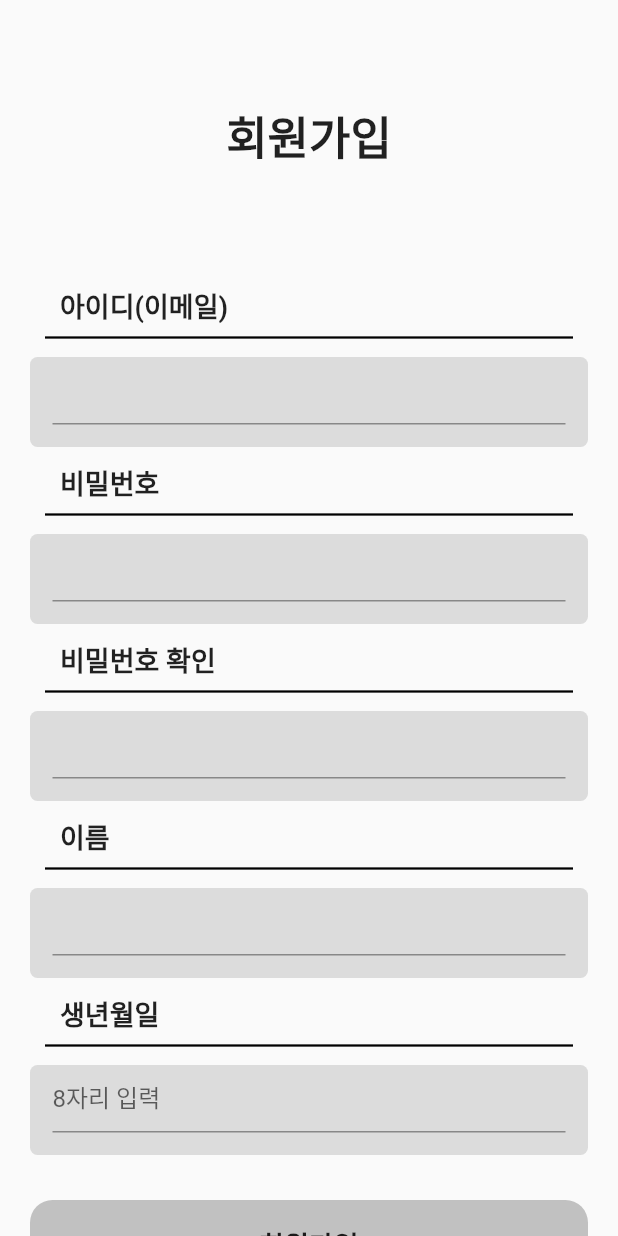
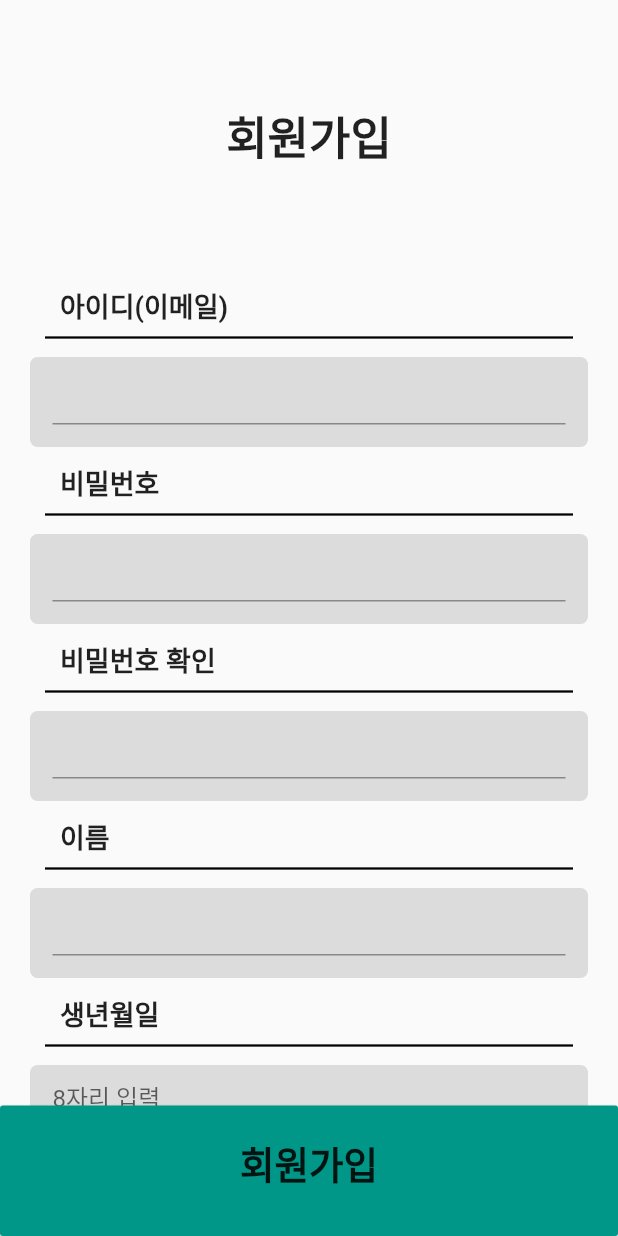
Before and after one commit to bengHak/flutter_tutorials, a Flutter app: the screen it shows after launch, after a tap on "이메일로 회원가입", on a phone screen of 412 x 824 dp. Run offline on Flutter 3.47's test engine with Material 2 defaults, Android fonts, the phone set to English and light mode, and no system bars; our stand-ins replace audioplayers, font_awesome_flutter, rflutter_alert.

Commit message:
rename files

```diff
--- a/voting_app/lib/main.dart
+++ b/voting_app/lib/main.dart
@@ -1,5 +1,5 @@
 import 'package:flutter/material.dart';
-import 'signup.dart';
+import 'screens/signup_page.dart';
 
 void main() => runApp(MyApp());
 
--- /dev/null
+++ b/voting_app/lib/screens/poll_page.dart
@@ -0,0 +1,8 @@
+import 'package:flutter/material.dart';
+
+class PollScreen extends StatelessWidget {
+  @override
+  Widget build(BuildContext context) {
+    return Container();
+  }
+}
--- /dev/null
+++ b/voting_app/lib/screens/poll_result_page.dart
@@ -0,0 +1,8 @@
+import 'package:flutter/material.dart';
+
+class PollResultScreen extends StatelessWidget {
+  @override
+  Widget build(BuildContext context) {
+    return Container();
+  }
+}
--- a/voting_app/lib/signup_detail.dart
+++ b/voting_app/lib/screens/signup_detail_page.dart
@@ -1,11 +1,11 @@
 import 'package:flutter/material.dart';
-import 'package:voting_app/signup.dart';
+import 'package:voting_app/screens/signup_page.dart';
+
+const textInputColor = Color(0xffDCDCDC);
 
 class SignUpDetail extends StatelessWidget {
   @override
   Widget build(BuildContext context) {
-    int textInputColor = 0xffDCDCDC;
-
     return Scaffold(
       body: SafeArea(
         child: ListView(
@@ -55,7 +55,7 @@ class SignUpDetail extends StatelessWidget {
                     margin: EdgeInsets.fromLTRB(20, 5, 20, 0),
                     padding: EdgeInsets.all(15),
                     decoration: BoxDecoration(
-                      color: Color(textInputColor),
+                      color: textInputColor,
                       borderRadius: BorderRadius.circular(5.0),
                     ),
                     child: TextField(),
@@ -90,7 +90,7 @@ class SignUpDetail extends StatelessWidget {
                     margin: EdgeInsets.fromLTRB(20, 5, 20, 0),
                     padding: EdgeInsets.all(15),
                     decoration: BoxDecoration(
-                      color: Color(textInputColor),
+                      color: textInputColor,
                       borderRadius: BorderRadius.circular(5.0),
                     ),
                     child: TextField(
@@ -127,7 +127,7 @@ class SignUpDetail extends StatelessWidget {
                     margin: EdgeInsets.fromLTRB(20, 5, 20, 0),
                     padding: EdgeInsets.all(15),
                     decoration: BoxDecoration(
-                      color: Color(textInputColor),
+                      color: textInputColor,
                       borderRadius: BorderRadius.circular(5.0),
                     ),
                     child: TextField(
@@ -164,7 +164,7 @@ class SignUpDetail extends StatelessWidget {
                     margin: EdgeInsets.fromLTRB(20, 5, 20, 0),
                     padding: EdgeInsets.all(15),
                     decoration: BoxDecoration(
-                      color: Color(textInputColor),
+                      color: textInputColor,
                       borderRadius: BorderRadius.circular(5.0),
                     ),
                     child: TextField(),
@@ -199,7 +199,7 @@ class SignUpDetail extends StatelessWidget {
                     margin: EdgeInsets.fromLTRB(20, 5, 20, 0),
                     padding: EdgeInsets.all(15),
                     decoration: BoxDecoration(
-                      color: Color(textInputColor),
+                      color: textInputColor,
                       borderRadius: BorderRadius.circular(5.0),
                     ),
                     child: TextField(
@@ -211,37 +211,53 @@ class SignUpDetail extends StatelessWidget {
                 ],
               ),
             ),
-            Container(
-              width: double.infinity,
-              height: 60.0,
-              margin: EdgeInsets.fromLTRB(20, 30, 20, 10),
-              decoration: BoxDecoration(
-                color: Color(0xffC1C1C1),
-//                      border: Border.all(
-//                        color: Colors.grey,
-//                        style: BorderStyle.solid,
-//                      ),
-                borderRadius: BorderRadius.circular(15.0),
-              ),
-              child: FlatButton(
-                onPressed: () {
-                  Navigator.push(
-                    context,
-                    MaterialPageRoute(builder: (context) => SignUp()),
-                  );
-                },
-                child: Center(
-                  child: Text(
-                    '회원가입',
-                    style: TextStyle(
-                      fontWeight: FontWeight.bold,
-                      fontSize: 18,
-                    ),
-                  ),
-                ),
-              ),
+//            Container(
+//              width: double.infinity,
+//              height: 60.0,
+//              margin: EdgeInsets.fromLTRB(20, 30, 20, 10),
+//              decoration: BoxDecoration(
+//                color: Color(0xffC1C1C1),
+////                      border: Border.all(
+////                        color: Colors.grey,
+////                        style: BorderStyle.solid,
+////                      ),
+//                borderRadius: BorderRadius.circular(15.0),
+//              ),
+////              child: FlatButton(
+////                onPressed: () {
+////                  Navigator.push(
+////                    context,
+////                    MaterialPageRoute(builder: (context) => SignUp()),
+////                  );
+////                },
+//////                child: Center(
+//////                  child: Text(
+//////                    '회원가입',
+//////                    style: TextStyle(
+//////                      fontWeight: FontWeight.bold,
+//////                      fontSize: 18,
+//////                    ),
+//////                  ),
+//////                ),
+////              ),
+//            ),
+          ],
+        ),
+      ),
+      bottomNavigationBar: RaisedButton(
+        onPressed: () {
+          Navigator.pop(context);
+        },
+        color: Colors.teal,
+        child: Padding(
+          padding: const EdgeInsets.fromLTRB(20.0, 20.0, 20.0, 30.0),
+          child: Text(
+            "회원가입",
+            style: TextStyle(
+              fontSize: 25.0,
+              fontWeight: FontWeight.bold,
             ),
-          ],
+          ),
         ),
       ),
     );
--- a/voting_app/lib/signup.dart
+++ b/voting_app/lib/screens/signup_page.dart
@@ -1,11 +1,12 @@
 import 'package:flutter/material.dart';
-import 'package:voting_app/signup_detail.dart';
+import 'package:voting_app/screens/signup_detail_page.dart';
+
+const buttonColor = Color(0xffC1C1C1);
+const facebookColor = Color(0xff0038FF);
 
 class SignUp extends StatelessWidget {
   @override
   Widget build(BuildContext context) {
-    int buttonColor = 0xffC1C1C1;
-
     return Scaffold(
       body: SafeArea(
         child: Column(
@@ -54,7 +55,7 @@ class SignUp extends StatelessWidget {
                     height: 60.0,
                     margin: EdgeInsets.fromLTRB(20, 5, 20, 0),
                     decoration: BoxDecoration(
-                      color: Color(buttonColor),
+                      color: buttonColor,
 //                      border: Border.all(
 //                        color: Colors.grey,
 //                        style: BorderStyle.solid,
@@ -110,7 +111,7 @@ class SignUp extends StatelessWidget {
                     height: 60.0,
                     margin: EdgeInsets.fromLTRB(20, 5, 20, 11),
                     decoration: BoxDecoration(
-                      color: Color(buttonColor),
+                      color: buttonColor,
 //                      border: Border.all(
 //                        color: Colors.grey,
 //                        style: BorderStyle.solid,
@@ -126,7 +127,7 @@ class SignUp extends StatelessWidget {
                             Text(
                               'Facebook',
                               style: TextStyle(
-                                color: Color(0xff0038FF),
+                                color: facebookColor,
                                 fontWeight: FontWeight.bold,
                                 fontSize: 18,
                               ),
@@ -149,11 +150,7 @@ class SignUp extends StatelessWidget {
                     height: 60.0,
                     margin: EdgeInsets.fromLTRB(20, 5, 20, 11),
                     decoration: BoxDecoration(
-                      color: Color(buttonColor),
-//                      border: Border.all(
-//                        color: Colors.grey,
-//                        style: BorderStyle.solid,
-//                      ),
+                      color: buttonColor,
                       borderRadius: BorderRadius.circular(15.0),
                     ),
                     child: FlatButton(
@@ -175,7 +172,7 @@ class SignUp extends StatelessWidget {
                     height: 60.0,
                     margin: EdgeInsets.fromLTRB(20, 5, 20, 11),
                     decoration: BoxDecoration(
-                      color: Color(buttonColor),
+                      color: buttonColor,
                       borderRadius: BorderRadius.circular(15.0),
                     ),
                     child: FlatButton(
```
Also changed, not shown: 7 other files.
